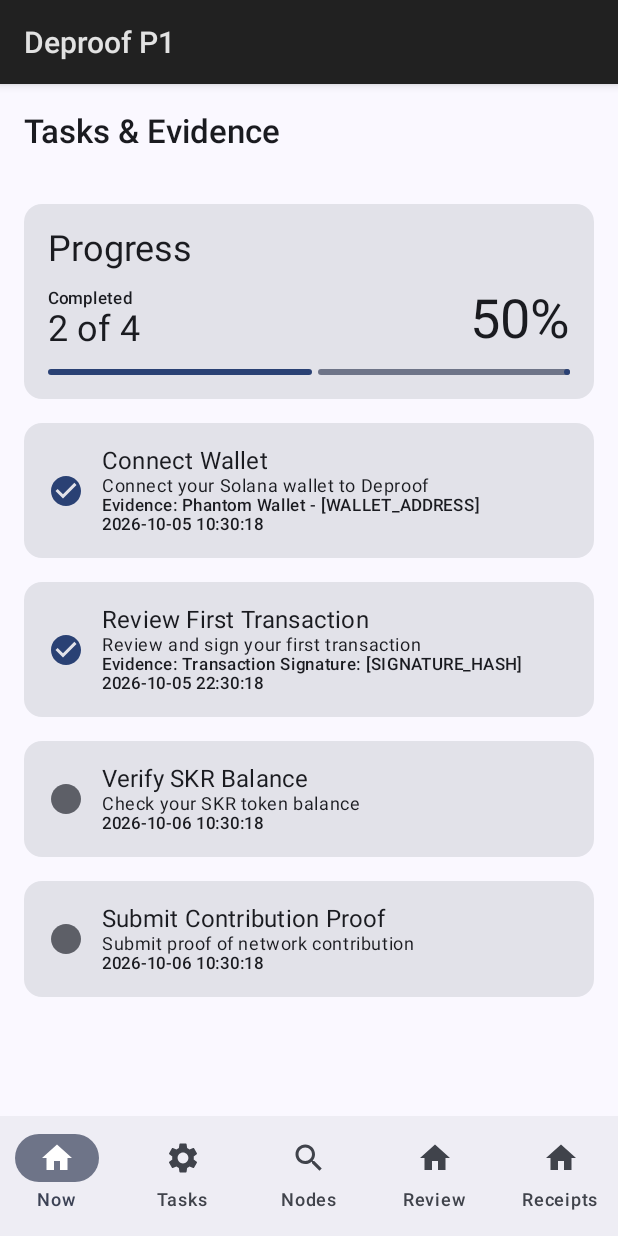
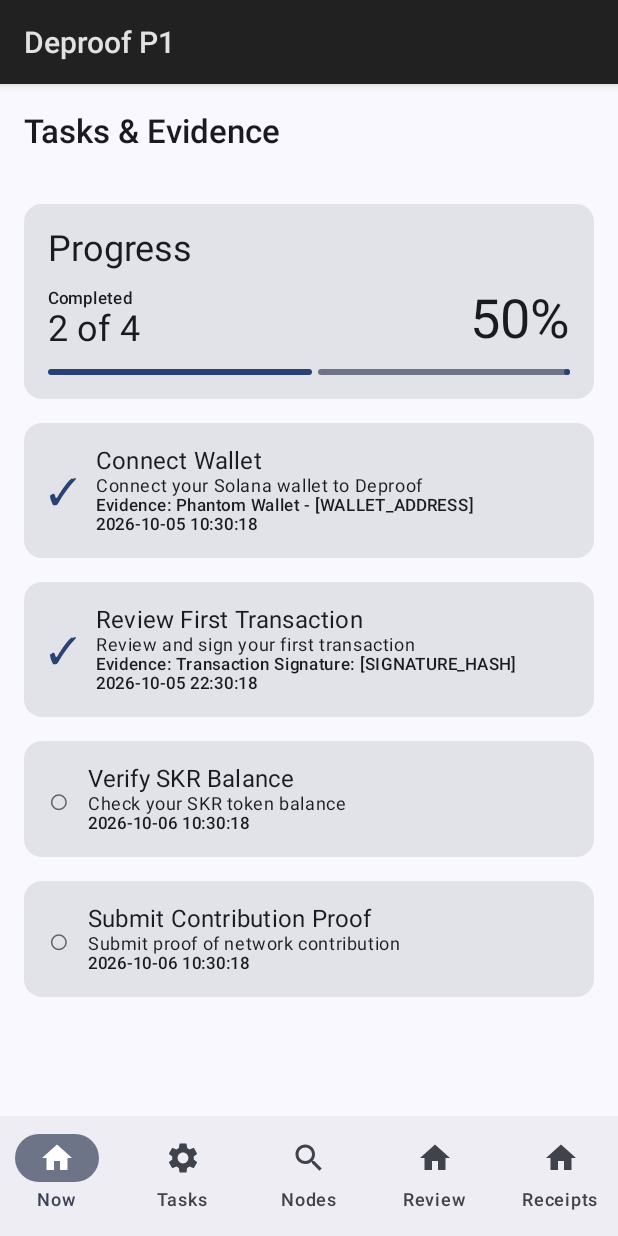
Before and after one commit to CodesbyFebin/DEPROOF-, an Android app built with Jetpack Compose: the TasksScreen screen opened through its navigation route, on a phone screen of 412 x 824 dp. Run offline under Robolectric (Android 15) with nearby library versions, the phone set to English and light mode, and no system bars; our stand-ins replace Room's generated code.

Commit message:
fix: Replace Circle icon (doesn't exist) with text symbols in TasksScreen
Use text symbols (✓ and ○) instead of non-existent Circle icon
for task completion status indicator.

Co-Authored-By: Claude Haiku 4.5 <noreply@anthropic.com>
Claude-Session: https://claude.ai/code/session_014RLpTni2tNftLqkpsyhhjk

```diff
--- a/app/src/main/kotlin/com/deproof/presentation/ui/screen/TasksScreen.kt
+++ b/app/src/main/kotlin/com/deproof/presentation/ui/screen/TasksScreen.kt
@@ -5,7 +5,6 @@ import androidx.compose.foundation.lazy.LazyColumn
 import androidx.compose.foundation.lazy.items
 import androidx.compose.material.icons.Icons
 import androidx.compose.material.icons.filled.CheckCircle
-import androidx.compose.material.icons.filled.Circle
 import androidx.compose.material3.*
 import androidx.compose.runtime.*
 import androidx.compose.ui.Alignment
@@ -116,11 +115,10 @@ private fun TaskItemCard(
             horizontalArrangement = Arrangement.spacedBy(12.dp),
             verticalAlignment = Alignment.CenterVertically
         ) {
-            Icon(
-                imageVector = if (task.isCompleted) Icons.Default.CheckCircle else Icons.Default.Circle,
-                contentDescription = "Status",
-                tint = if (task.isCompleted) MaterialTheme.colorScheme.primary else MaterialTheme.colorScheme.outline,
-                modifier = Modifier.size(24.dp)
+            Text(
+                text = if (task.isCompleted) "✓" else "○",
+                style = MaterialTheme.typography.headlineSmall,
+                color = if (task.isCompleted) MaterialTheme.colorScheme.primary else MaterialTheme.colorScheme.outline
             )
 
             Column(modifier = Modifier.weight(1f)) {
```
